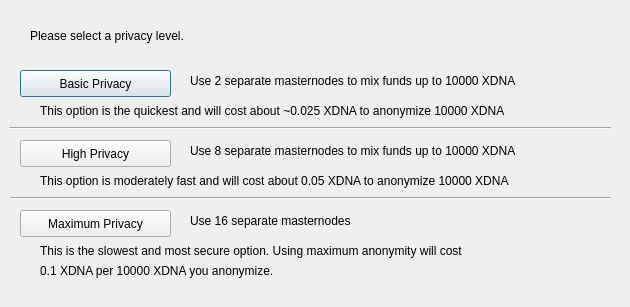
Above: src/qt/forms/obfuscationconfig.ui from Pubfred/ZDNA before the change. Below: the same form after it.
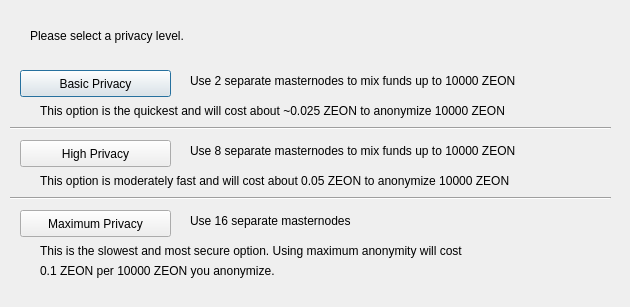
That is the form after the change.

Patch:
```diff
--- a/src/qt/forms/obfuscationconfig.ui
+++ b/src/qt/forms/obfuscationconfig.ui
@@ -75,7 +75,7 @@
     </rect>
    </property>
    <property name="text">
-    <string>Use 2 separate masternodes to mix funds up to 10000 XDNA</string>
+    <string>Use 2 separate masternodes to mix funds up to 10000 ZEON</string>
    </property>
   </widget>
   <widget class="QLabel" name="label_3">
@@ -88,7 +88,7 @@
     </rect>
    </property>
    <property name="text">
-    <string>Use 8 separate masternodes to mix funds up to 10000 XDNA</string>
+    <string>Use 8 separate masternodes to mix funds up to 10000 ZEON</string>
    </property>
   </widget>
   <widget class="QLabel" name="label_4">
@@ -114,7 +114,7 @@
     </rect>
    </property>
    <property name="text">
-    <string>This option is the quickest and will cost about ~0.025 XDNA to anonymize 10000 XDNA</string>
+    <string>This option is the quickest and will cost about ~0.025 ZEON to anonymize 10000 ZEON</string>
    </property>
   </widget>
   <widget class="QLabel" name="label_7">
@@ -127,7 +127,7 @@
     </rect>
    </property>
    <property name="text">
-    <string>This option is moderately fast and will cost about 0.05 XDNA to anonymize 10000 XDNA</string>
+    <string>This option is moderately fast and will cost about 0.05 ZEON to anonymize 10000 ZEON</string>
    </property>
   </widget>
   <widget class="QLabel" name="label_8">
@@ -153,7 +153,7 @@
     </rect>
    </property>
    <property name="text">
-    <string>0.1 XDNA per 10000 XDNA you anonymize.</string>
+    <string>0.1 ZEON per 10000 ZEON you anonymize.</string>
    </property>
   </widget>
   <widget class="Line" name="line">
```
